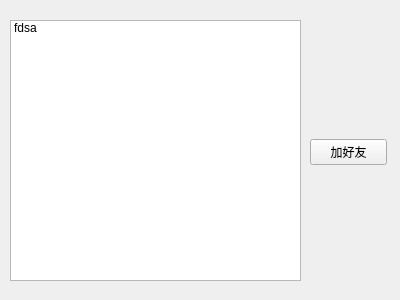
Qt form TcpClient/online.ui (Sunshine-llh/NetWorkDiskSystem) before a commit.
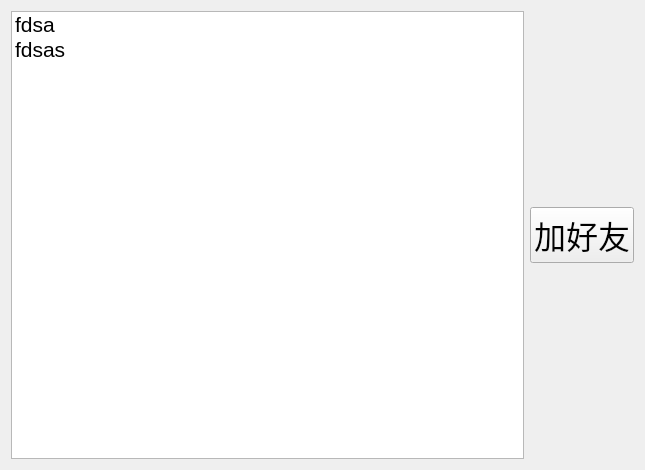
The same form after that commit.

The edit to the form file:
```diff
--- a/TcpClient/online.ui
+++ b/TcpClient/online.ui
@@ -6,73 +6,81 @@
    <rect>
     <x>0</x>
     <y>0</y>
-    <width>400</width>
-    <height>300</height>
+    <width>645</width>
+    <height>470</height>
    </rect>
   </property>
   <property name="windowTitle">
    <string>Form</string>
   </property>
+  <layout class="QVBoxLayout" name="verticalLayout_2">
+   <item>
+    <layout class="QHBoxLayout" name="horizontalLayout">
+     <item>
   <widget class="QListWidget" name="online_lw">
-   <property name="geometry">
-    <rect>
-     <x>10</x>
-     <y>20</y>
-     <width>291</width>
-     <height>261</height>
-    </rect>
+       <property name="font">
+        <font>
+         <pointsize>16</pointsize>
+        </font>
    </property>
    <item>
     <property name="text">
      <string>fdsa</string>
     </property>
    </item>
-  </widget>
-  <widget class="QWidget" name="">
-   <property name="geometry">
-    <rect>
-     <x>310</x>
-     <y>16</y>
-     <width>77</width>
-     <height>271</height>
-    </rect>
-   </property>
+       <item>
+        <property name="text">
+         <string>fdsas</string>
+        </property>
+       </item>
+      </widget>
+     </item>
+     <item>
    <layout class="QVBoxLayout" name="verticalLayout">
     <item>
-     <spacer name="verticalSpacer_2">
+        <spacer name="verticalSpacer">
       <property name="orientation">
        <enum>Qt::Vertical</enum>
       </property>
       <property name="sizeHint" stdset="0">
        <size>
         <width>20</width>
-        <height>40</height>
+           <height>98</height>
        </size>
       </property>
      </spacer>
     </item>
     <item>
      <widget class="QPushButton" name="addFriend_pb">
+         <property name="font">
+          <font>
+           <family>Adobe 宋体 Std L</family>
+           <pointsize>24</pointsize>
+          </font>
+         </property>
       <property name="text">
        <string>加好友</string>
       </property>
      </widget>
     </item>
     <item>
-     <spacer name="verticalSpacer">
+        <spacer name="verticalSpacer_2">
       <property name="orientation">
        <enum>Qt::Vertical</enum>
       </property>
       <property name="sizeHint" stdset="0">
        <size>
         <width>20</width>
-        <height>40</height>
+           <height>98</height>
        </size>
       </property>
      </spacer>
     </item>
    </layout>
-  </widget>
+     </item>
+    </layout>
+   </item>
+  </layout>
  </widget>
  <resources/>
  <connections/>
```
Lines whose indentation alone changed are shown as unchanged.
